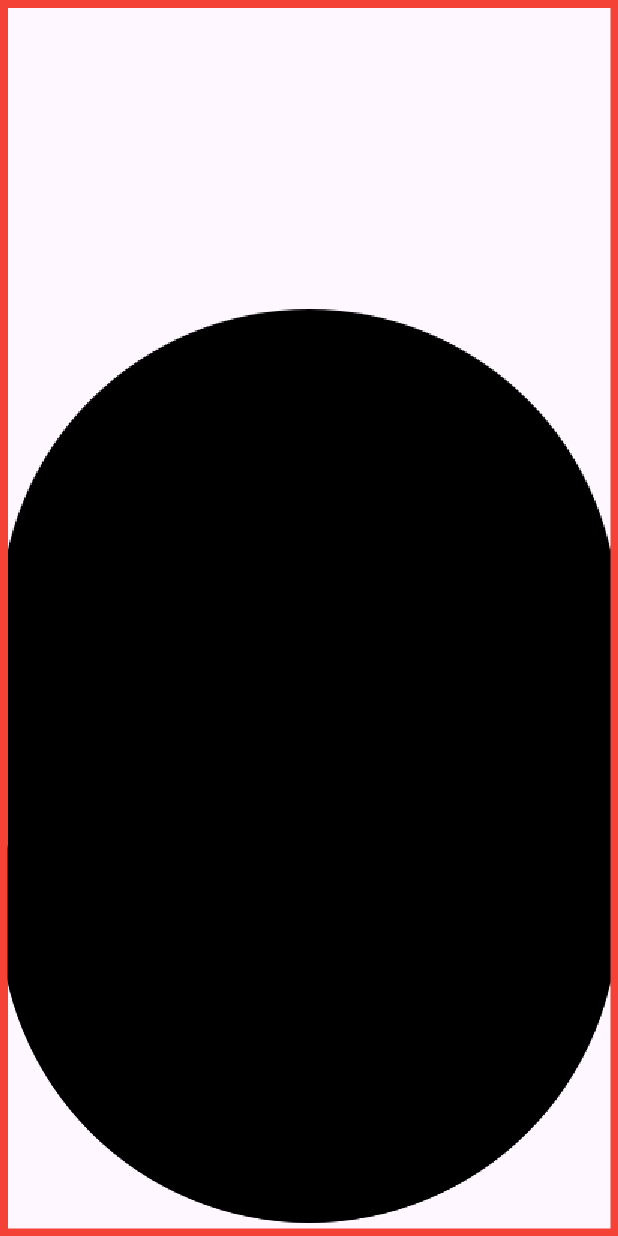
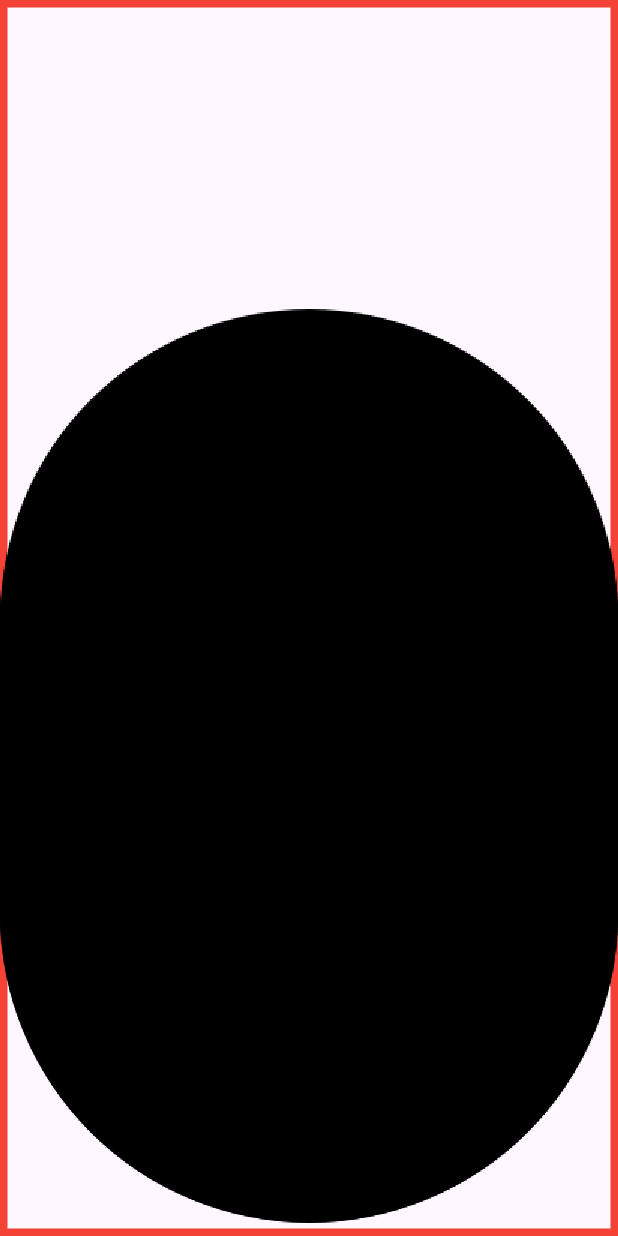
Before and after one commit to ashakirzianov/flutter_sketcher, a Flutter app: the screen it shows after launch, on a phone screen of 412 x 824 dp. Run offline on Flutter 3.47's test engine with Material 2 defaults, Android fonts, the phone set to English and light mode, and no system bars.

Commit message:
Support foreground/background in sketcher

```diff
--- a/lib/main.dart
+++ b/lib/main.dart
@@ -28,15 +28,23 @@ class MyHomePage extends StatelessWidget {
   @override
   Widget build(BuildContext context) {
     return Scaffold(
-        body: Container(
+        body: SizedBox(
       width: double.infinity,
       height: double.infinity,
-      child: SceneWidget<int>(
+      child: SceneWidget(
         state: 0,
         animator: (state) => state + 1,
         layers: [
           Layer<int>(
-            render: (Canvas canvas, Size size, int state) {
+            background: (canvas, size, state) {
+              canvas.drawRect(
+                  Rect.fromLTWH(0, 0, size.width, size.height),
+                  Paint()
+                    ..color = Colors.red
+                    ..style = PaintingStyle.stroke
+                    ..strokeWidth = 10);
+            },
+            render: (canvas, size, state) {
               final paint = Paint()
                 ..color = Colors.black
                 ..style = PaintingStyle.fill;
@@ -45,12 +53,6 @@ class MyHomePage extends StatelessWidget {
                 size.width / 2,
                 paint,
               );
-              canvas.drawRect(
-                  Rect.fromLTWH(0, 0, size.width, size.height),
-                  Paint()
-                    ..color = Colors.red
-                    ..style = PaintingStyle.stroke
-                    ..strokeWidth = 10);
             },
           ),
         ],
--- a/lib/sketcher.dart
+++ b/lib/sketcher.dart
@@ -5,8 +5,9 @@ typedef Render<State> = void Function(Canvas canvas, Size size, State state);
 typedef Animator<State> = State Function(State state);
 
 class Layer<State> {
-  const Layer({required this.render});
-  final Render<State> render;
+  const Layer({this.render, this.background});
+  final Render<State>? render;
+  final Render<State>? background;
 }
 
 class SceneWidget<S> extends StatefulWidget {
@@ -27,7 +28,6 @@ class SceneWidget<S> extends StatefulWidget {
 
 class _SceneWidgetState<S> extends State<SceneWidget<S>> {
   late S state;
-  ui.Image? _cachedImage;
 
   @override
   void initState() {
@@ -45,6 +45,38 @@ class _SceneWidgetState<S> extends State<SceneWidget<S>> {
     });
   }
 
+  @override
+  Widget build(BuildContext context) {
+    return Stack(
+      children: [
+        for (var layer in widget.layers)
+          LayerWidget<S>(
+            state: state,
+            render: layer.render,
+            background: layer.background,
+          ),
+      ],
+    );
+  }
+}
+
+class LayerWidget<S> extends StatefulWidget {
+  const LayerWidget({
+    Key? key,
+    required this.state,
+    this.render,
+    this.background,
+  }) : super(key: key);
+  final S state;
+  final Render<S>? render;
+  final Render<S>? background;
+
+  @override
+  State<LayerWidget<S>> createState() => _LayerWidgetState<S>();
+}
+
+class _LayerWidgetState<S> extends State<LayerWidget<S>> {
+  ui.Image? _cachedImage;
   void updateCachedImage(ui.Image image) {
     setState(() {
       _cachedImage = image;
@@ -53,53 +85,58 @@ class _SceneWidgetState<S> extends State<SceneWidget<S>> {
 
   @override
   Widget build(BuildContext context) {
+    var foreground = widget.render != null
+        ? CanvasPainter(
+            onFinish: updateCachedImage,
+            render: (canvas, size) {
+              if (_cachedImage != null) {
+                canvas.drawImage(_cachedImage!, Offset.zero, Paint());
+              }
+              widget.render!(canvas, size, widget.state);
+            },
+          )
+        : null;
+    var painter = widget.background != null
+        ? CanvasPainter(render: (canvas, size) {
+            widget.background!(canvas, size, widget.state);
+          })
+        : null;
     return CustomPaint(
-      painter: ScenePainter<S>(
-        layers: widget.layers,
-        state: state,
-        cachedImage: _cachedImage,
-        onImageUpdated: updateCachedImage,
-      ),
+      painter: painter,
+      foregroundPainter: foreground,
       size: MediaQuery.of(context).size,
     );
   }
 }
 
-class ScenePainter<S> extends CustomPainter {
-  ScenePainter({
-    required this.layers,
-    required this.state,
-    required this.cachedImage,
-    required this.onImageUpdated,
+class CanvasPainter<S> extends CustomPainter {
+  const CanvasPainter({
+    required this.render,
+    this.onFinish,
   });
 
-  final List<Layer<S>> layers;
-  final S state;
-  final ui.Image? cachedImage;
-  final Function(ui.Image) onImageUpdated;
+  final Function(Canvas, Size) render;
+  final Function(ui.Image)? onFinish;
 
   @override
   void paint(Canvas canvas, Size size) {
-    var recorder = ui.PictureRecorder();
-    final offscreenCanvas = Canvas(recorder);
-    if (cachedImage != null) {
-      canvas.drawImage(cachedImage!, Offset.zero, Paint());
-      offscreenCanvas.drawImage(cachedImage!, Offset.zero, Paint());
+    if (onFinish == null) {
+      render(canvas, size);
+    } else {
+      var recorder = ui.PictureRecorder();
+      final offscreenCanvas = Canvas(recorder);
+      render(offscreenCanvas, size);
+      render(canvas, size);
+
+      final picture = recorder.endRecording();
+      picture.toImage(size.width.toInt(), size.height.toInt()).then((image) {
+        onFinish!(image.clone());
+      });
     }
-
-    for (final layer in layers) {
-      layer.render(offscreenCanvas, size, state);
-      layer.render(canvas, size, state);
-    }
-
-    final picture = recorder.endRecording();
-    picture.toImage(size.width.toInt(), size.height.toInt()).then((image) {
-      onImageUpdated(image.clone());
-    });
   }
 
   @override
-  bool shouldRepaint(ScenePainter<S> oldDelegate) {
-    return true;
+  bool shouldRepaint(CanvasPainter<S> oldDelegate) {
+    return onFinish != null;
   }
 }
```
